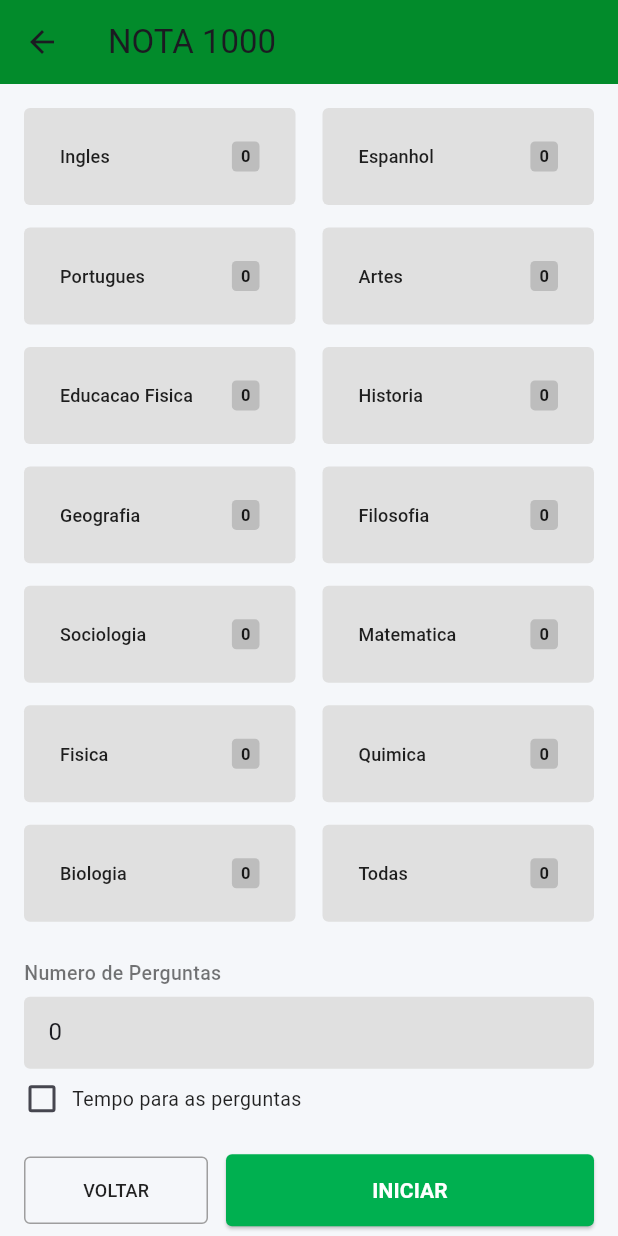
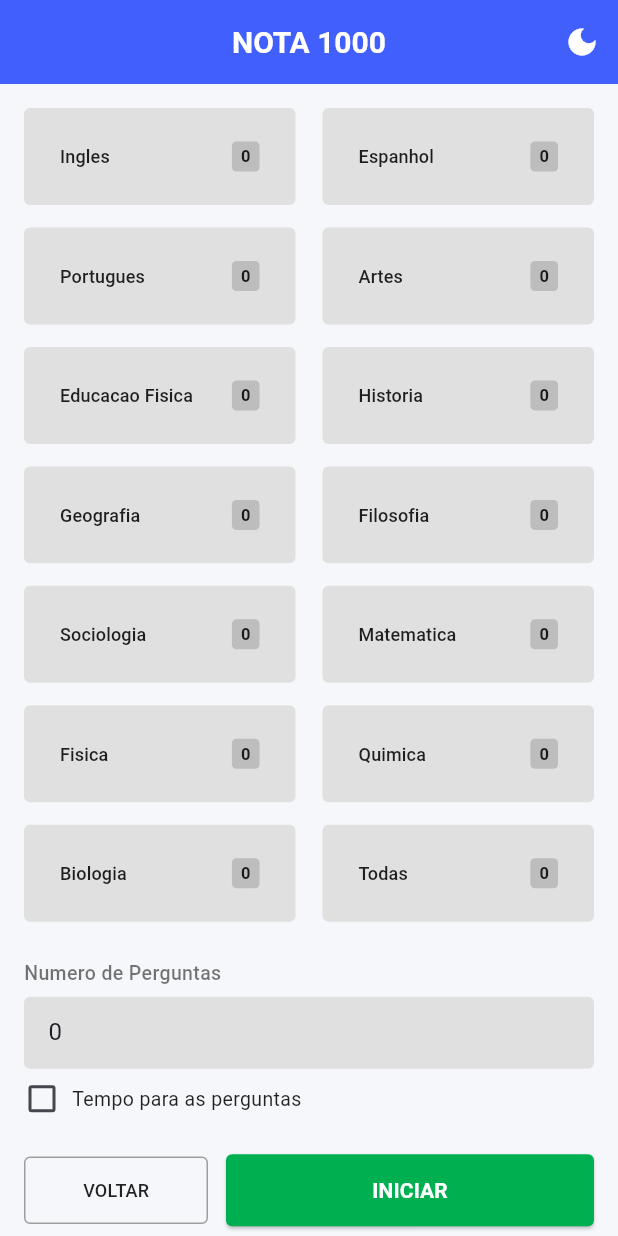
Before and after one commit to MiguelSanCruz/Nota1000, a Flutter app: the HomePage screen opened by its route, on a phone screen of 412 x 824 dp. Run offline on Flutter 3.47's test engine with Material 3 defaults, Android fonts, the phone set to English and light mode, and no system bars.

Commit message:
Barra suprerior melhorada e criada um padrão para todos os arquivos

```diff
--- a/lib/my_app.dart
+++ b/lib/my_app.dart
@@ -1,4 +1,4 @@
-import 'presentation/controllers/app_Controller.dart';
+import 'presentation/controllers/app_controller.dart';
 import 'package:flutter/material.dart';
 import 'package:nota_1000/presentation/views/login/login_page.dart';
 import 'package:nota_1000/presentation/views/home/home_page.dart';
--- a/lib/presentation/views/home/home_page.dart
+++ b/lib/presentation/views/home/home_page.dart
@@ -1,6 +1,6 @@
 import 'package:flutter/material.dart';
-import 'package:nota_1000/presentation/controllers/app_Controller.dart';
 import 'package:nota_1000/presentation/views/quiz/quiz_page.dart';
+import 'package:nota_1000/presentation/widgets/custom_appbar.dart';
 
 class HomePage extends StatefulWidget {
   @override
@@ -101,9 +101,9 @@ class _HomePageState extends State<HomePage> {
   @override
   Widget build(BuildContext context) {
     return Scaffold(
-      appBar: AppBar(
-        title: const Text('NOTA 1000'),
-        backgroundColor: const Color.fromARGB(255, 2, 139, 43),
+      appBar: CustomAppBar(
+        title: 'NOTA 1000',
+        showBackButton: false,
       ),
       body: SingleChildScrollView(
         padding: const EdgeInsets.all(16.0),
@@ -316,17 +316,3 @@ class PainelInferior extends StatelessWidget {
     );
   }
 }
-
-
-class CustomTheme extends StatelessWidget {
-
-  @override
-  Widget build(BuildContext context) {
-    return Switch(
-    value: AppTheme.instance.isDarkMode,
-    onChanged: (value) {
-      AppTheme.instance.changeTheme();
-    },
-    );
-  }
-}
--- a/lib/presentation/views/quiz/quiz_page.dart
+++ b/lib/presentation/views/quiz/quiz_page.dart
@@ -1,4 +1,5 @@
 import 'package:flutter/material.dart';
+import 'package:nota_1000/presentation/widgets/custom_appbar.dart';
 
 class QuizPage extends StatefulWidget {
   const QuizPage({super.key});
@@ -10,6 +11,14 @@ class QuizPage extends StatefulWidget {
 class _QuizPageState extends State<QuizPage> {
   @override
   Widget build(BuildContext context) {
-    return const Placeholder();
+    return Scaffold(
+      appBar: CustomAppBar(
+        title: 'Quiz Page',
+        showBackButton: true,
+      ),
+      body: const Center(
+        child: Text('This is the Quiz Page'),
+      ),
+    );
   }
 }
--- /dev/null
+++ b/lib/presentation/widgets/custom_appbar.dart
@@ -0,0 +1,54 @@
+import 'package:flutter/material.dart';
+import 'package:nota_1000/presentation/controllers/app_controller.dart';
+
+
+class CustomAppBar extends StatelessWidget implements PreferredSizeWidget {
+  final String title;
+  final List<Widget>? actions;
+  final bool showBackButton;
+
+  const CustomAppBar({
+    super.key,
+    required this.title,
+    this.actions,
+    this.showBackButton = true,
+  });
+
+  @override
+  Widget build(BuildContext context) {
+
+    final bool isDark = AppTheme.instance.isDarkMode;
+    final backgroundColor = Theme.of(context).primaryColor;
+
+    return AppBar(
+      title: Text(
+        title,
+        style: const TextStyle(
+          color: Colors.white,
+          fontWeight: FontWeight.bold,
+          fontSize: 20,
+        ),
+      ),
+      backgroundColor: backgroundColor,
+      elevation: 0,
+      centerTitle: true,
+      automaticallyImplyLeading: showBackButton,
+      iconTheme: const IconThemeData(color: Colors.white),
+      actions: [
+        ...?actions,
+
+        IconButton(
+          icon: Icon(isDark ? Icons.light_mode : Icons.dark_mode),
+          color: Colors.white,
+          tooltip: 'Alternar Tema',
+          onPressed: () {
+            AppTheme.instance.changeTheme();
+          },
+        ),
+      ],
+    );
+  }
+
+  @override
+  Size get preferredSize => const Size.fromHeight(kToolbarHeight);
+}
```
